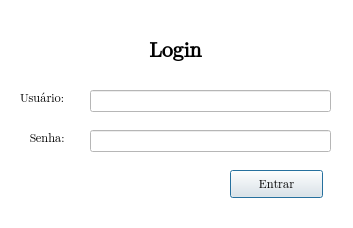
This is src/interfaces/telas/Tela_Login.ui in PedroSmaxY/hardware-store as Qt 5 draws it before an edit. The edited form follows.
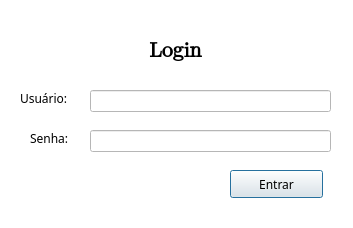
This is the edited form.

Commit message: Atualizando Fonte da Tela de Login

```diff
--- a/src/interfaces/telas/Tela_Login.ui
+++ b/src/interfaces/telas/Tela_Login.ui
@@ -76,7 +76,7 @@
   </property>
   <property name="font">
    <font>
-    <family>Twitter Color Emoji</family>
+    <family>Sans</family>
    </font>
   </property>
   <property name="windowTitle">
```
